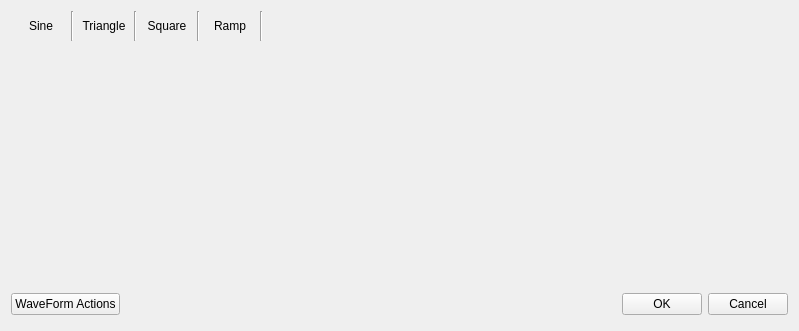
PingJian2019/sw-device, file SWDev/SWDev/WaveFormSetupDlg.ui: the form before one commit.
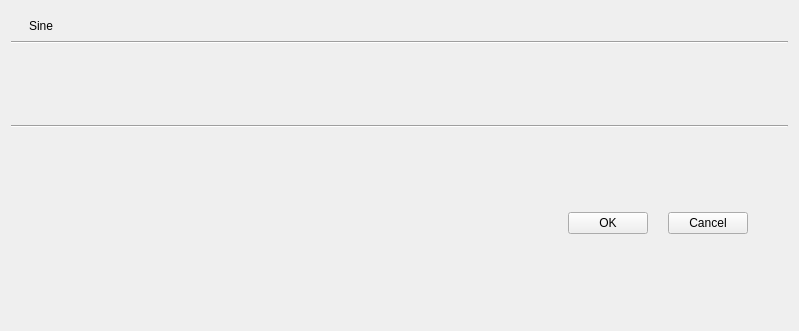
The form after the commit.

The edit to the form file:
```diff
--- a/SWDev/SWDev/WaveFormSetupDlg.ui
+++ b/SWDev/SWDev/WaveFormSetupDlg.ui
@@ -14,6 +14,9 @@
    <string>WaveFormSetup</string>
   </property>
   <layout class="QVBoxLayout" name="verticalLayout">
+   <property name="spacing">
+    <number>0</number>
+   </property>
    <item>
     <layout class="QHBoxLayout" name="horizontalLayout">
      <property name="spacing">
@@ -35,94 +38,6 @@
        </property>
       </widget>
      </item>
-     <item>
-      <widget class="Line" name="line">
-       <property name="minimumSize">
-        <size>
-         <width>0</width>
-         <height>0</height>
-        </size>
-       </property>
-       <property name="maximumSize">
-        <size>
-         <width>16777215</width>
-         <height>16777215</height>
-        </size>
-       </property>
-       <property name="orientation">
-        <enum>Qt::Vertical</enum>
-       </property>
-      </widget>
-     </item>
-     <item>
-      <widget class="QPushButton" name="pushButton_3">
-       <property name="minimumSize">
-        <size>
-         <width>60</width>
-         <height>30</height>
-        </size>
-       </property>
-       <property name="styleSheet">
-        <string notr="true">border:none</string>
-       </property>
-       <property name="text">
-        <string>Triangle</string>
-       </property>
-      </widget>
-     </item>
-     <item>
-      <widget class="Line" name="line_2">
-       <property name="orientation">
-        <enum>Qt::Vertical</enum>
-       </property>
-      </widget>
-     </item>
-     <item>
-      <widget class="QPushButton" name="pushButton_4">
-       <property name="minimumSize">
-        <size>
-         <width>60</width>
-         <height>30</height>
-        </size>
-       </property>
-       <property name="styleSheet">
-        <string notr="true">border:none</string>
-       </property>
-       <property name="text">
-        <string>Square</string>
-       </property>
-      </widget>
-     </item>
-     <item>
-      <widget class="Line" name="line_3">
-       <property name="orientation">
-        <enum>Qt::Vertical</enum>
-       </property>
-      </widget>
-     </item>
-     <item>
-      <widget class="QPushButton" name="pushButton_5">
-       <property name="minimumSize">
-        <size>
-         <width>60</width>
-         <height>30</height>
-        </size>
-       </property>
-       <property name="styleSheet">
-        <string notr="true">border:none</string>
-       </property>
-       <property name="text">
-        <string>Ramp</string>
-       </property>
-      </widget>
-     </item>
-     <item>
-      <widget class="Line" name="line_4">
-       <property name="orientation">
-        <enum>Qt::Vertical</enum>
-       </property>
-      </widget>
-     </item>
      <item>
       <spacer name="horizontalSpacer">
        <property name="orientation">
@@ -138,16 +53,43 @@
      </item>
     </layout>
    </item>
+   <item>
+    <widget class="Line" name="line">
+     <property name="orientation">
+      <enum>Qt::Horizontal</enum>
+     </property>
+    </widget>
+   </item>
    <item>
     <widget class="QStackedWidget" name="stackedWidget">
      <widget class="QWidget" name="page"/>
      <widget class="QWidget" name="page_2"/>
     </widget>
    </item>
+   <item>
+    <widget class="Line" name="line_2">
+     <property name="orientation">
+      <enum>Qt::Horizontal</enum>
+     </property>
+    </widget>
+   </item>
+   <item>
+    <spacer name="verticalSpacer_2">
+     <property name="orientation">
+      <enum>Qt::Vertical</enum>
+     </property>
+     <property name="sizeHint" stdset="0">
+      <size>
+       <width>20</width>
+       <height>40</height>
+      </size>
+     </property>
+    </spacer>
+   </item>
    <item>
     <layout class="QHBoxLayout">
      <property name="spacing">
-      <number>6</number>
+      <number>20</number>
      </property>
      <property name="leftMargin">
       <number>0</number>
@@ -156,18 +98,11 @@
       <number>0</number>
      </property>
      <property name="rightMargin">
-      <number>0</number>
+      <number>40</number>
      </property>
      <property name="bottomMargin">
       <number>0</number>
      </property>
-     <item>
-      <widget class="QPushButton" name="pushButton">
-       <property name="text">
-        <string>WaveForm Actions</string>
-       </property>
-      </widget>
-     </item>
      <item>
       <spacer>
        <property name="orientation">
@@ -197,6 +132,19 @@
      </item>
     </layout>
    </item>
+   <item>
+    <spacer name="verticalSpacer">
+     <property name="orientation">
+      <enum>Qt::Vertical</enum>
+     </property>
+     <property name="sizeHint" stdset="0">
+      <size>
+       <width>20</width>
+       <height>40</height>
+      </size>
+     </property>
+    </spacer>
+   </item>
   </layout>
  </widget>
  <resources/>
```
